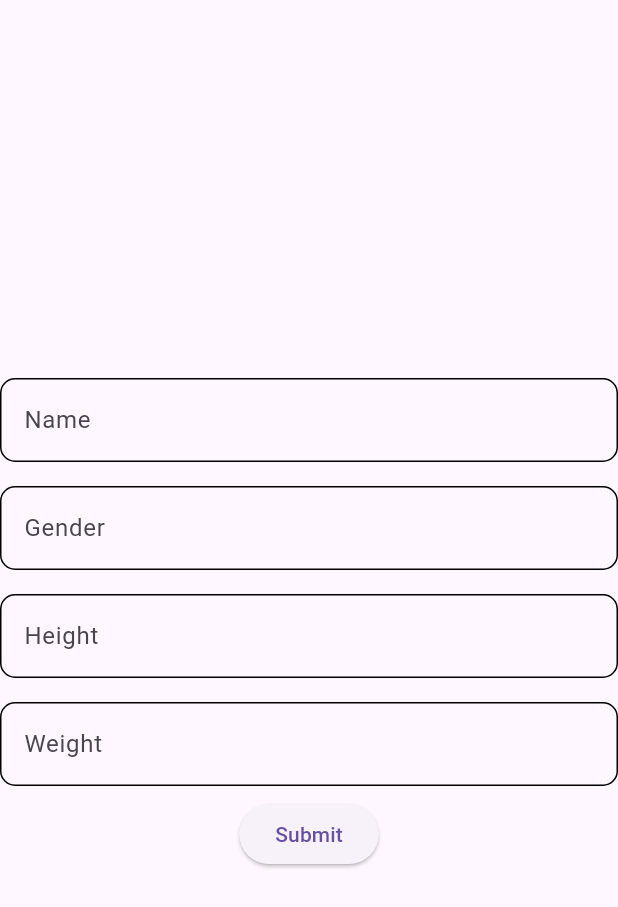
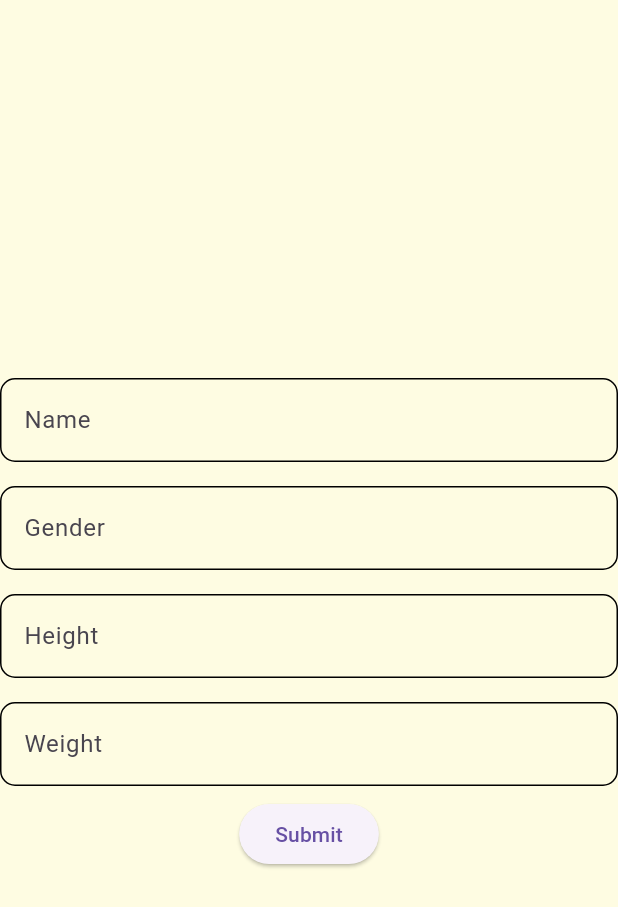
Before and after one commit to priyanshusinghz/bmi_app_assignment, a Flutter app: the InputPage screen opened by its route, on a phone screen of 412 x 824 dp. Shown: the top 907 px of the screen. Run offline on Flutter 3.47's test engine with Material 3 defaults, Android fonts, the light colour scheme and no system bars; our stand-ins replace charts_flutter_new.

Commit message:
constants

```diff
--- a/lib/main.dart
+++ b/lib/main.dart
@@ -17,7 +17,7 @@ class MyApp extends StatelessWidget {
   Widget build(BuildContext context) {
     return MaterialApp(
       title: 'Flutter Demo',
-      initialRoute: '/home',
+      initialRoute: '/',
       routes: {
         '/': (context) => const SplashScreen(),
         '/input': (context) => InputPage(),
--- a/lib/screens/home/home_screen.dart
+++ b/lib/screens/home/home_screen.dart
@@ -1,6 +1,7 @@
 import 'package:flutter/material.dart';
 import 'package:zignuts_assignment/data/user.dart';
 import 'package:zignuts_assignment/screens/home/chart.dart';
+import 'package:zignuts_assignment/utils/constants.dart';
 
 class HomeScreen extends StatelessWidget {
   final User user;
@@ -20,6 +21,7 @@ class HomeScreen extends StatelessWidget {
     double bmi = calculateBMI();
 
     return Scaffold(
+      backgroundColor: myCustomColor,
       drawer: Drawer(
         child: ListView(
           children: <Widget>[
--- a/lib/screens/input/input_page.dart
+++ b/lib/screens/input/input_page.dart
@@ -1,8 +1,8 @@
 import 'package:flutter/material.dart';
 import 'package:zignuts_assignment/controllers/controllers.dart';
 import 'package:zignuts_assignment/data/user.dart';
+import 'package:zignuts_assignment/utils/constants.dart';
 import 'package:zignuts_assignment/widgets/reusable_widgets.dart';
-
 
 class InputPage extends StatefulWidget {
   const InputPage({Key? key}) : super(key: key);
@@ -23,6 +23,7 @@ class _InputPageState extends State<InputPage> {
   @override
   Widget build(BuildContext context) {
     return Scaffold(
+      backgroundColor: myCustomColor,
       body: Column(
         mainAxisAlignment: MainAxisAlignment.center,
         crossAxisAlignment: CrossAxisAlignment.center,
@@ -47,8 +48,10 @@ class _InputPageState extends State<InputPage> {
             onPressed: () {
               String name = inputControllers.nameController.text;
               String gender = inputControllers.genderController.text;
-              double height = double.parse(inputControllers.heightController.text);
-              double weight = double.parse(inputControllers.weightController.text);
+              double height =
+                  double.parse(inputControllers.heightController.text);
+              double weight =
+                  double.parse(inputControllers.weightController.text);
 
               User user = User(
                 name: name,
--- a/lib/utils/constants.dart
+++ b/lib/utils/constants.dart
@@ -0,0 +1,4 @@
+
+import 'package:flutter/material.dart';
+
+const Color myCustomColor = Color(0xFFfefce2);
--- a/pubspec.yaml
+++ b/pubspec.yaml
@@ -64,6 +64,7 @@ flutter:
 
   assets:
     - assets/images/logo.jpg
+    - assets/images/logo.png
     - assets/images/pic.jpg
 
   #   - images/a_dot_ham.jpeg
```
Also changed, not shown: lib/screens/splash_screen.dart (+4 -3 lines), assets/images/logo.png (added).
